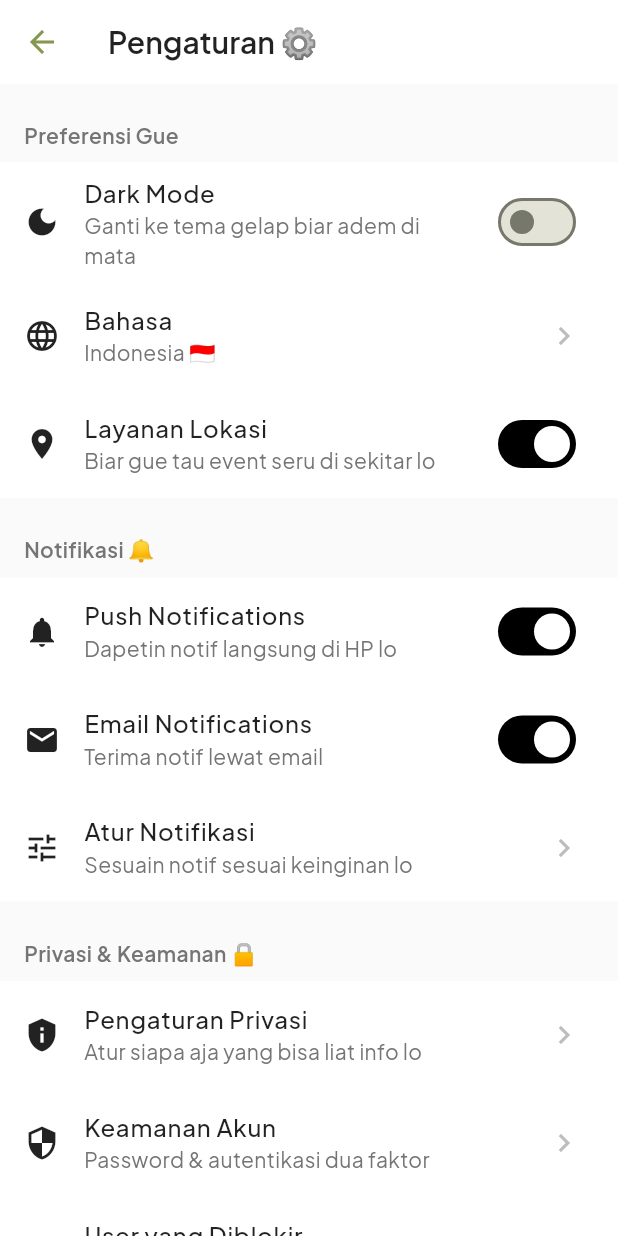
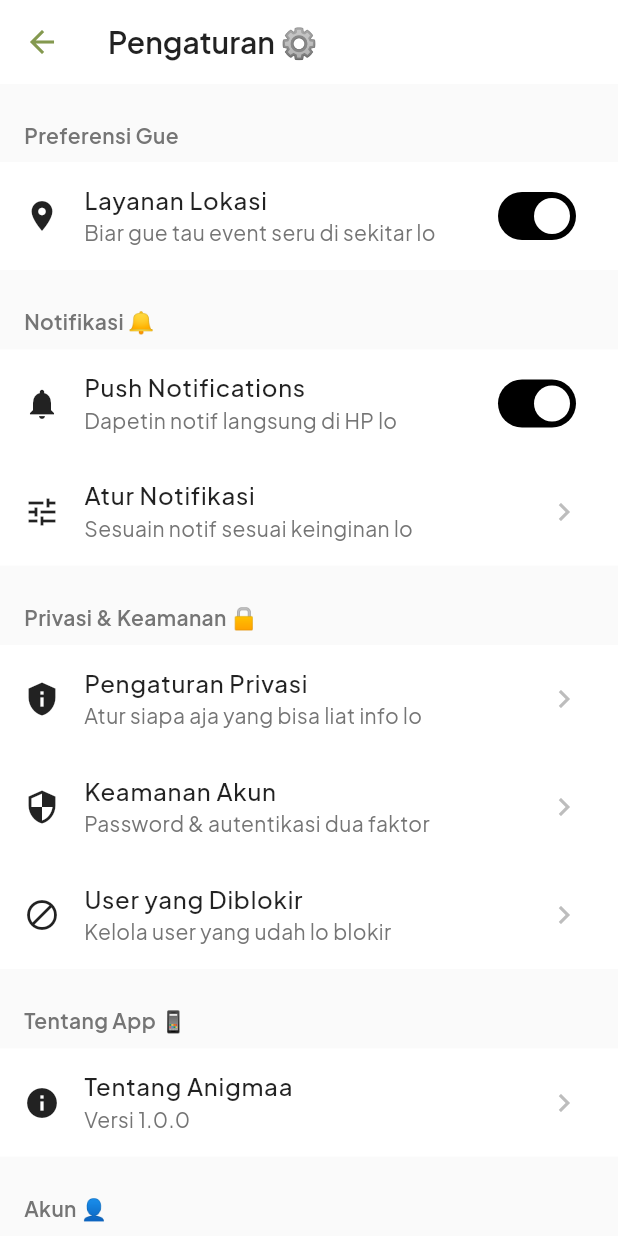
Before and after one commit to muh-hilmi/anigmaa, a Flutter app: the SettingsScreen screen opened directly, on a phone screen of 412 x 824 dp. Run offline on Flutter 3.47's test engine with Material 3 defaults, Android fonts, the phone set to English and light mode, and no system bars; our stand-ins replace dartz, dio, equatable, fl_chart, flutter_bloc, flutter_secure_storage and 10 more; accounts and stored records are empty; network calls fail.

Commit message:
feat: hide settings features temporarily
Hide the following features in settings screen:
- Dark Mode (Preferensi Gue)
- Bahasa/Language selector (Preferensi Gue)
- Email Notifications (Notifikasi)
- All Data & Storage section (Download Data, Storage & Data, Clear Cache)
- All Bantuan section (Pusat Bantuan, Kirim Feedback, Lapor Bug)
- Syarat & Ketentuan (Tentang App)
- Kebijakan Privasi (Tentang App)

Features are commented out with TODO markers for easy restoration later.

```diff
--- a/lib/presentation/pages/settings/settings_screen.dart
+++ b/lib/presentation/pages/settings/settings_screen.dart
@@ -51,19 +51,21 @@ class _SettingsScreenState extends State<SettingsScreen> {
             _buildSection(
               title: 'Preferensi Gue',
               children: [
-                _buildSwitchTile(
-                  icon: Icons.dark_mode,
-                  title: 'Dark Mode',
-                  subtitle: 'Ganti ke tema gelap biar adem di mata',
-                  value: _darkMode,
-                  onChanged: (value) {
-                    setState(() {
-                      _darkMode = value;
-                    });
-                    _showMessage('Dark mode ${value ? 'udah nyala nih! ✨' : 'dimatiin'}');
-                  },
-                ),
-                _buildLanguageTile(),
+                // TODO: Dark Mode feature hidden temporarily
+                // _buildSwitchTile(
+                //   icon: Icons.dark_mode,
+                //   title: 'Dark Mode',
+                //   subtitle: 'Ganti ke tema gelap biar adem di mata',
+                //   value: _darkMode,
+                //   onChanged: (value) {
+                //     setState(() {
+                //       _darkMode = value;
+                //     });
+                //     _showMessage('Dark mode ${value ? 'udah nyala nih! ✨' : 'dimatiin'}');
+                //   },
+                // ),
+                // TODO: Language feature hidden temporarily
+                // _buildLanguageTile(),
                 _buildSwitchTile(
                   icon: Icons.location_on,
                   title: 'Layanan Lokasi',
@@ -91,17 +93,18 @@ class _SettingsScreenState extends State<SettingsScreen> {
                     });
                   },
                 ),
-                _buildSwitchTile(
-                  icon: Icons.email,
-                  title: 'Email Notifications',
-                  subtitle: 'Terima notif lewat email',
-                  value: _emailNotifications,
-                  onChanged: (value) {
-                    setState(() {
-                      _emailNotifications = value;
-                    });
-                  },
-                ),
+                // TODO: Email Notifications feature hidden temporarily
+                // _buildSwitchTile(
+                //   icon: Icons.email,
+                //   title: 'Email Notifications',
+                //   subtitle: 'Terima notif lewat email',
+                //   value: _emailNotifications,
+                //   onChanged: (value) {
+                //     setState(() {
+                //       _emailNotifications = value;
+                //     });
+                //   },
+                // ),
                 _buildNavigationTile(
                   icon: Icons.tune,
                   title: 'Atur Notifikasi',
@@ -147,52 +150,54 @@ class _SettingsScreenState extends State<SettingsScreen> {
                 ),
               ],
             ),
-            _buildSection(
-              title: 'Data & Storage 💾',
-              children: [
-                _buildNavigationTile(
-                  icon: Icons.download,
-                  title: 'Download Data Lo',
-                  subtitle: 'Ekspor semua data akun lo',
-                  onTap: _downloadData,
-                ),
-                _buildNavigationTile(
-                  icon: Icons.storage,
-                  title: 'Storage & Data',
-                  subtitle: 'Kelola penyimpanan & penggunaan data',
-                  onTap: _navigateToStorage,
-                ),
-                _buildNavigationTile(
-                  icon: Icons.clear,
-                  title: 'Bersihin Cache',
-                  subtitle: 'Kosongin space dengan hapus cache',
-                  onTap: _clearCache,
-                ),
-              ],
-            ),
-            _buildSection(
-              title: 'Bantuan 💬',
-              children: [
-                _buildNavigationTile(
-                  icon: Icons.help,
-                  title: 'Pusat Bantuan',
-                  subtitle: 'Butuh bantuan? Yuk kesini!',
-                  onTap: _navigateToHelp,
-                ),
-                _buildNavigationTile(
-                  icon: Icons.feedback,
-                  title: 'Kirim Feedback',
-                  subtitle: 'Bantu gue tingkatin app ini',
-                  onTap: _sendFeedback,
-                ),
-                _buildNavigationTile(
-                  icon: Icons.bug_report,
-                  title: 'Lapor Bug',
-                  subtitle: 'Ada masalah teknis? Kabarin gue!',
-                  onTap: _reportBug,
-                ),
-              ],
-            ),
+            // TODO: Data & Storage section hidden temporarily
+            // _buildSection(
+            //   title: 'Data & Storage 💾',
+            //   children: [
+            //     _buildNavigationTile(
+            //       icon: Icons.download,
+            //       title: 'Download Data Lo',
+            //       subtitle: 'Ekspor semua data akun lo',
+            //       onTap: _downloadData,
+            //     ),
+            //     _buildNavigationTile(
+            //       icon: Icons.storage,
+            //       title: 'Storage & Data',
+            //       subtitle: 'Kelola penyimpanan & penggunaan data',
+            //       onTap: _navigateToStorage,
+            //     ),
+            //     _buildNavigationTile(
+            //       icon: Icons.clear,
+            //       title: 'Bersihin Cache',
+            //       subtitle: 'Kosongin space dengan hapus cache',
+            //       onTap: _clearCache,
+            //     ),
+            //   ],
+            // ),
+            // TODO: Bantuan section hidden temporarily
+            // _buildSection(
+            //   title: 'Bantuan 💬',
+            //   children: [
+            //     _buildNavigationTile(
+            //       icon: Icons.help,
+            //       title: 'Pusat Bantuan',
+            //       subtitle: 'Butuh bantuan? Yuk kesini!',
+            //       onTap: _navigateToHelp,
+            //     ),
+            //     _buildNavigationTile(
+            //       icon: Icons.feedback,
+            //       title: 'Kirim Feedback',
+            //       subtitle: 'Bantu gue tingkatin app ini',
+            //       onTap: _sendFeedback,
+            //     ),
+            //     _buildNavigationTile(
+            //       icon: Icons.bug_report,
+            //       title: 'Lapor Bug',
+            //       subtitle: 'Ada masalah teknis? Kabarin gue!',
+            //       onTap: _reportBug,
+            //     ),
+            //   ],
+            // ),
             _buildSection(
               title: 'Tentang App 📱',
               children: [
@@ -202,18 +207,20 @@ class _SettingsScreenState extends State<SettingsScreen> {
                   subtitle: 'Versi 1.0.0',
                   onTap: _showAbout,
                 ),
-                _buildNavigationTile(
-                  icon: Icons.description,
-                  title: 'Syarat & Ketentuan',
-                  subtitle: 'Baca ketentuan penggunaan app',
-                  onTap: _showTerms,
-                ),
-                _buildNavigationTile(
-                  icon: Icons.policy,
-                  title: 'Kebijakan Privasi',
-                  subtitle: 'Baca kebijakan privasi gue',
-                  onTap: _showPrivacyPolicy,
-                ),
+                // TODO: Syarat & Ketentuan hidden temporarily
+                // _buildNavigationTile(
+                //   icon: Icons.description,
+                //   title: 'Syarat & Ketentuan',
+                //   subtitle: 'Baca ketentuan penggunaan app',
+                //   onTap: _showTerms,
+                // ),
+                // TODO: Kebijakan Privasi hidden temporarily
+                // _buildNavigationTile(
+                //   icon: Icons.policy,
+                //   title: 'Kebijakan Privasi',
+                //   subtitle: 'Baca kebijakan privasi gue',
+                //   onTap: _showPrivacyPolicy,
+                // ),
               ],
             ),
             _buildSection(
```
